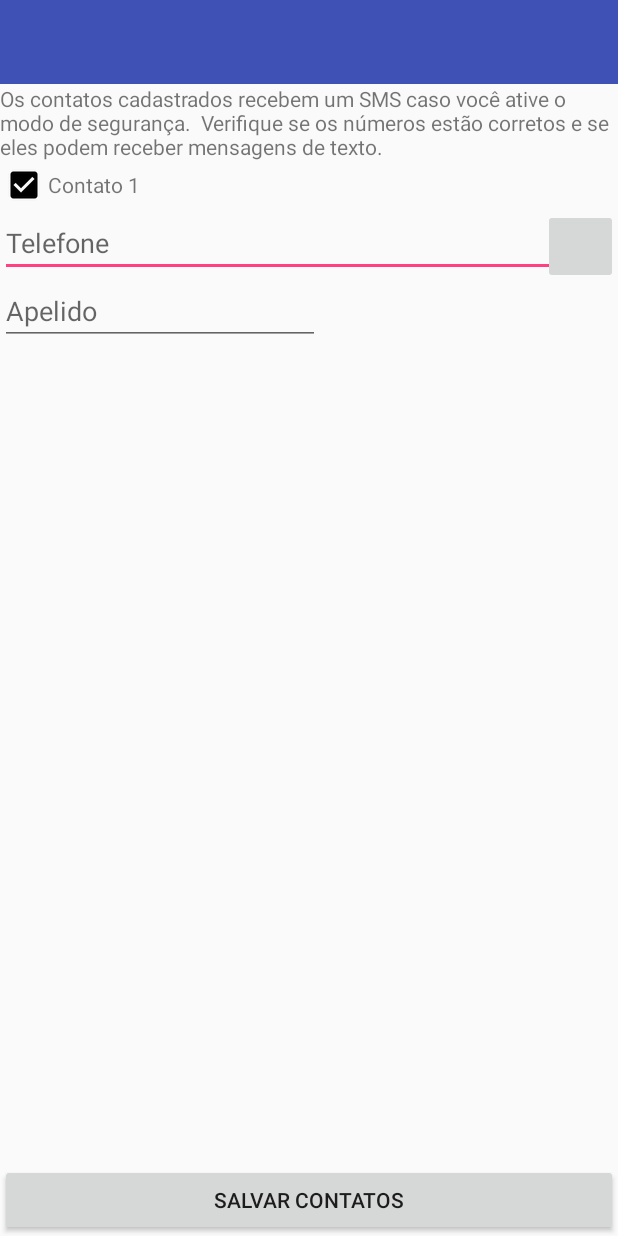
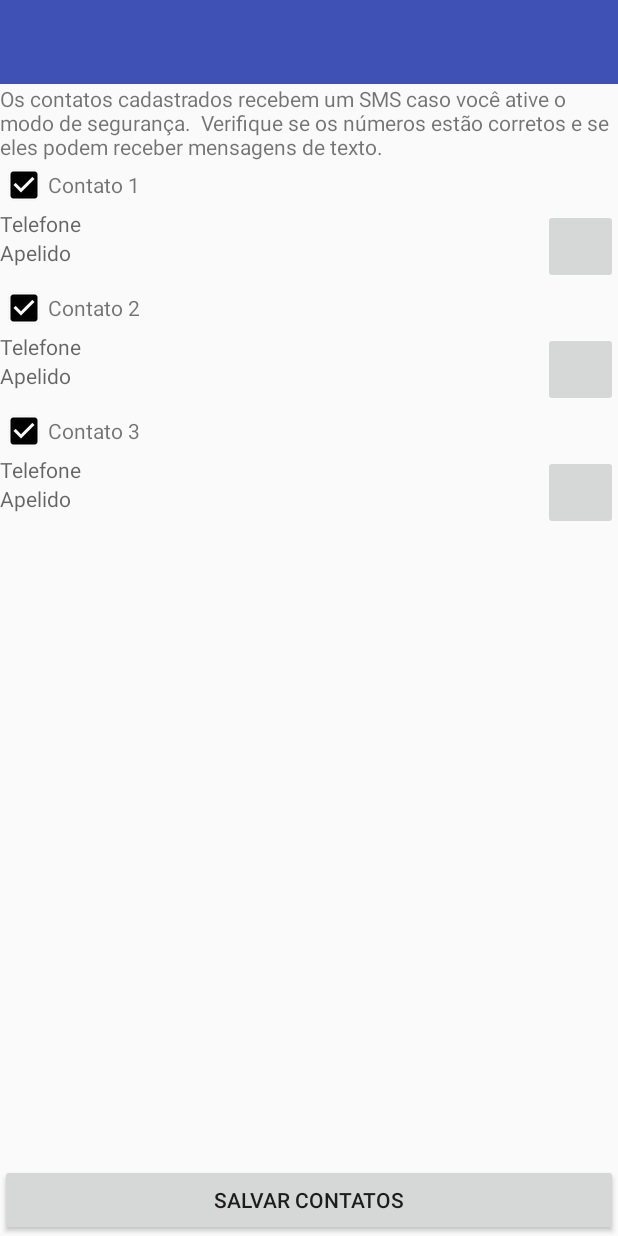
Before and after one commit to claudioalfonso/blocoDaGuarda, an Android app: the fragment NetworkFragment placed in its activity, after a tap on "SALVAR CONTATOS", on a phone screen of 412 x 824 dp. Run offline under Robolectric (Android 15) with nearby library versions, the phone set to English and light mode, and no system bars; our stand-ins replace ButterKnife; libraries missing offline, so code that uses them is left out: com.facebook, com.squareup.otto; 2 statements that could not run were skipped.

Commit message:
save contact.

```diff
--- a/BlocoDaGuarda/app/src/main/java/com/generonumero/blocodaguarda/network/adapter/ContactsAdapter.java
+++ b/BlocoDaGuarda/app/src/main/java/com/generonumero/blocodaguarda/network/adapter/ContactsAdapter.java
@@ -21,7 +21,6 @@ public class ContactsAdapter extends RecyclerView.Adapter<ContactsAdapter.Contac
 
     private List<Contact> contacts;
     private PickContacts pickContacts;
-    private View.OnClickListener onClickListener;
 
     public ContactsAdapter(List<Contact> contacts, PickContacts pickContacts) {
         this.contacts = contacts;
@@ -59,18 +58,6 @@ public class ContactsAdapter extends RecyclerView.Adapter<ContactsAdapter.Contac
     public int getItemCount() {
         return contacts.size();
     }
-//
-//    private View.OnClickListener getOnClickListener(final int id) {
-//        if (onClickListener == null) {
-//            onClickListener = new View.OnClickListener() {
-//                @Override
-//                public void onClick(View view) {
-//                    pickContacts.onClickPickContacts(id);
-//                }
-//            };
-//        }
-//        return onClickListener;
-//    }
 
     public void updateContact(int position, Contact contact) {
         Contact contact1 = contacts.get(position);
@@ -80,12 +67,17 @@ public class ContactsAdapter extends RecyclerView.Adapter<ContactsAdapter.Contac
         notifyDataSetChanged();
     }
 
+    public List<Contact> getContacts() {
+
+        return contacts;
+    }
+
     static class ContactViewHolder extends RecyclerView.ViewHolder {
 
         @Bind(R.id.bdg_network_phone)
-        EditText phone;
+        TextView phone;
         @Bind(R.id.bdg_network_contact_name)
-        EditText name;
+        TextView name;
         @Bind(R.id.bdg_network_contact_address_book)
         ImageButton addressBook;
         @Bind(R.id.bdg_network_contact_label)
--- a/BlocoDaGuarda/app/src/main/java/com/generonumero/blocodaguarda/network/model/Contact.java
+++ b/BlocoDaGuarda/app/src/main/java/com/generonumero/blocodaguarda/network/model/Contact.java
@@ -48,4 +48,12 @@ public class Contact {
         result = 31 * result + (phone != null ? phone.hashCode() : 0);
         return result;
     }
+
+    @Override
+    public String toString() {
+        return "Contact{" +
+                "name='" + name + '\'' +
+                ", phone='" + phone + '\'' +
+                '}';
+    }
 }
--- a/BlocoDaGuarda/app/src/main/java/com/generonumero/blocodaguarda/network/presenter/NetworkPresenter.java
+++ b/BlocoDaGuarda/app/src/main/java/com/generonumero/blocodaguarda/network/presenter/NetworkPresenter.java
@@ -4,6 +4,10 @@ import android.app.Activity;
 import android.content.Intent;
 import android.support.annotation.NonNull;
 import android.support.v4.app.Fragment;
+
+import com.generonumero.blocodaguarda.network.model.Contact;
+
+import java.util.List;
 
 public interface NetworkPresenter {
 
@@ -15,4 +19,6 @@ public interface NetworkPresenter {
 
     void onReceiveDataFromContact(Fragment fragment, int requestCode, int resultCode, Intent data);
 
+    void saveAllContacts(List<Contact> contacts);
+
 }
--- a/BlocoDaGuarda/app/src/main/java/com/generonumero/blocodaguarda/network/presenter/impl/NetworkPresenterImpl.java
+++ b/BlocoDaGuarda/app/src/main/java/com/generonumero/blocodaguarda/network/presenter/impl/NetworkPresenterImpl.java
@@ -17,6 +17,8 @@ import com.generonumero.blocodaguarda.network.presenter.NetworkPresenter;
 import com.generonumero.blocodaguarda.network.repository.NetworkRepository;
 import com.generonumero.blocodaguarda.network.view.NetworkView;
 import com.generonumero.blocodaguarda.permission.PermissionService;
+
+import java.util.List;
 
 
 public class NetworkPresenterImpl implements NetworkPresenter {
@@ -97,6 +99,11 @@ public class NetworkPresenterImpl implements NetworkPresenter {
 
     }
 
+    @Override
+    public void saveAllContacts(List<Contact> contacts) {
+        networkRepository.saveAll(contacts);
+    }
+
     private Contact getContact(Fragment fragment, Intent data) {
         Uri contactData = data.getData();
         Cursor c = fragment.getActivity().managedQuery(contactData, null, null, null, null);
--- a/BlocoDaGuarda/app/src/main/java/com/generonumero/blocodaguarda/network/repository/NetworkRepository.java
+++ b/BlocoDaGuarda/app/src/main/java/com/generonumero/blocodaguarda/network/repository/NetworkRepository.java
@@ -9,4 +9,6 @@ public interface NetworkRepository {
     List<Contact> getAllContacts();
 
     void update(String id, Contact contact);
+
+    void saveAll(List<Contact> contacts);
 }
--- a/BlocoDaGuarda/app/src/main/java/com/generonumero/blocodaguarda/network/repository/impl/NetworkRepositoryImpl.java
+++ b/BlocoDaGuarda/app/src/main/java/com/generonumero/blocodaguarda/network/repository/impl/NetworkRepositoryImpl.java
@@ -45,8 +45,19 @@ public class NetworkRepositoryImpl implements NetworkRepository {
         getSharedPreferences().edit().putString(id, new Gson().toJson(contact)).apply();
     }
 
+    @Override
+    public void saveAll(List<Contact> contacts) {
+        SharedPreferences.Editor edit = getSharedPreferences().edit();
 
-    public SharedPreferences getSharedPreferences() {
+        for (int i = 0; i < contacts.size(); i++) {
+            edit.putString(Integer.toString(i), new Gson().toJson(contacts.get(i)));
+        }
+
+        edit.apply();
+    }
+
+
+    private SharedPreferences getSharedPreferences() {
         if (sharedPreferences == null) {
             sharedPreferences = context.getSharedPreferences(sharedName, Context.MODE_PRIVATE);
         }
--- a/BlocoDaGuarda/app/src/main/java/com/generonumero/blocodaguarda/network/view/impl/NetworkFragment.java
+++ b/BlocoDaGuarda/app/src/main/java/com/generonumero/blocodaguarda/network/view/impl/NetworkFragment.java
@@ -69,6 +69,9 @@ public class NetworkFragment extends Fragment implements NetworkView, PickContac
 
     @OnClick(R.id.bdg_network_save)
     public void onClickSave(View v) {
+        contactsAdapter.notifyDataSetChanged();
+        List<Contact> contacts = contactsAdapter.getContacts();
+        networkPresenter.saveAllContacts(contacts);
         Toast.makeText(getContext(), "Salvou", Toast.LENGTH_LONG).show();
     }
 
--- a/BlocoDaGuarda/app/src/main/res/layout/network_contact.xml
+++ b/BlocoDaGuarda/app/src/main/res/layout/network_contact.xml
@@ -1,7 +1,7 @@
 <?xml version="1.0" encoding="utf-8"?>
 <LinearLayout xmlns:android="http://schemas.android.com/apk/res/android"
     android:layout_width="match_parent"
-    android:layout_height="match_parent"
+    android:layout_height="wrap_content"
     android:orientation="vertical">
 
 
@@ -31,7 +31,7 @@
         android:layout_height="match_parent"
         >
 
-        <EditText
+        <TextView
             android:layout_width="match_parent"
             android:layout_height="wrap_content"
             android:inputType="phone"
@@ -53,7 +53,7 @@
             android:layout_alignParentRight="true"
             />
 
-        <EditText
+        <TextView
             android:layout_width="wrap_content"
             android:layout_height="wrap_content"
             android:inputType="textPersonName"
```
